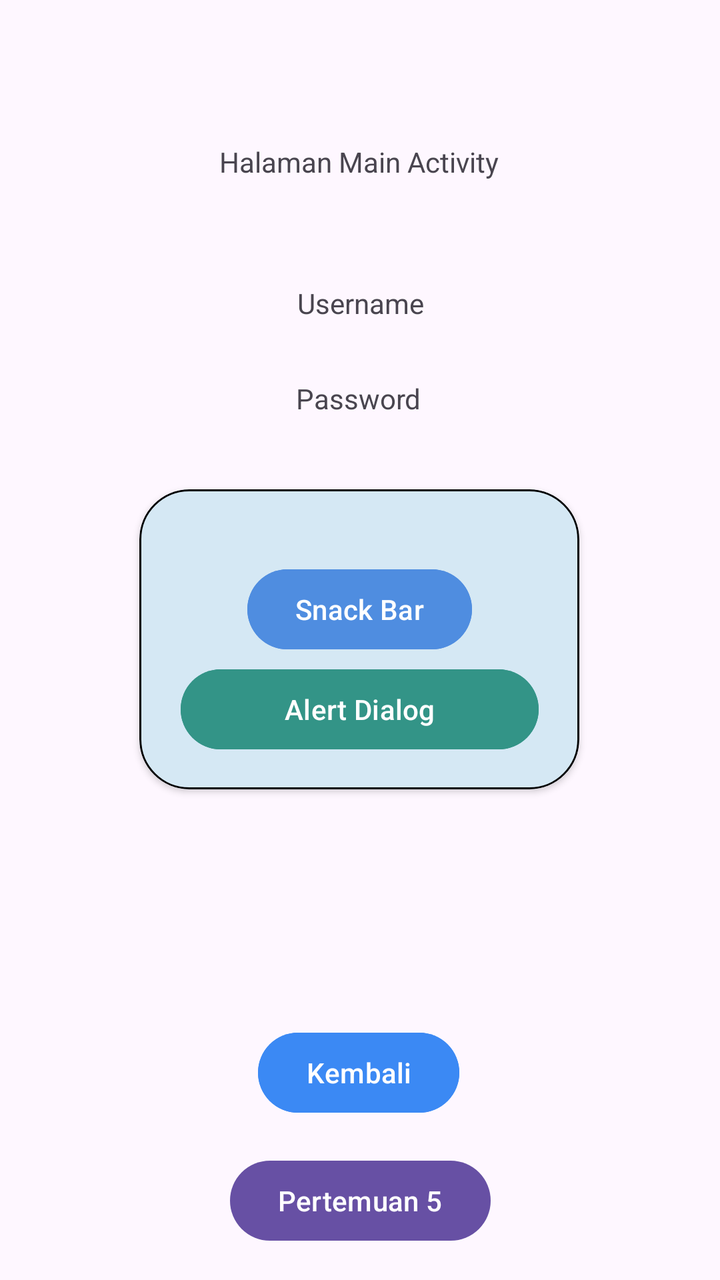
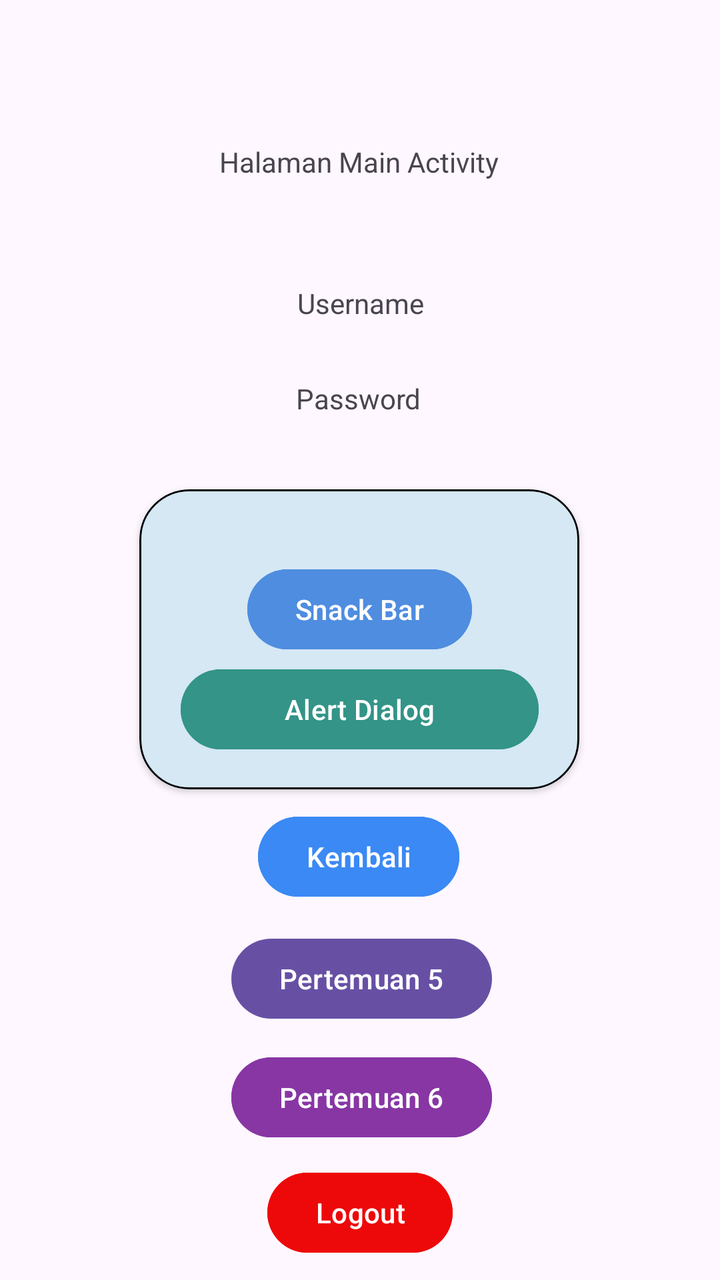

The first picture is an Android layout as it rendered before a commit; the second is the same layout after the commit. The layout source and the unified diff follow.
<!-- AndroidManifest.xml: application theme Theme.Rizky3TIB -->
<!-- res/layout/activity_main.xml -->
<?xml version="1.0" encoding="utf-8"?>
<androidx.constraintlayout.widget.ConstraintLayout xmlns:android="http://schemas.android.com/apk/res/android"
    xmlns:app="http://schemas.android.com/apk/res-auto"
    xmlns:tools="http://schemas.android.com/tools"
    android:id="@+id/main"
    android:layout_width="match_parent"
    android:layout_height="match_parent"
    tools:context=".MainActivity">


    <TextView
        android:id="@+id/txtUsername"
        android:layout_width="wrap_content"
        android:layout_height="wrap_content"
        android:layout_marginBottom="24dp"
        android:text="Username"
        app:layout_constraintBottom_toTopOf="@+id/txtPassword"
        app:layout_constraintEnd_toEndOf="parent"
        app:layout_constraintHorizontal_bias="0.501"
        app:layout_constraintStart_toStartOf="parent"
        app:layout_constraintTop_toBottomOf="@+id/txtJudulHalaman"
        app:layout_constraintVertical_bias="0.916" />

    <TextView
        android:id="@+id/txtPassword"
        android:layout_width="wrap_content"
        android:layout_height="wrap_content"
        android:layout_marginBottom="36dp"
        android:text="Password"
        app:layout_constraintBottom_toTopOf="@+id/materialCardView"
        app:layout_constraintEnd_toEndOf="parent"
        app:layout_constraintHorizontal_bias="0.498"
        app:layout_constraintStart_toStartOf="parent" />

    <TextView
        android:id="@+id/txtJudulHalaman"
        android:layout_width="wrap_content"
        android:layout_height="wrap_content"
        android:text="Halaman Main Activity"
        app:layout_constraintBottom_toBottomOf="parent"
        app:layout_constraintEnd_toEndOf="parent"
        app:layout_constraintHorizontal_bias="0.498"
        app:layout_constraintStart_toStartOf="parent"
        app:layout_constraintTop_toTopOf="parent"
        app:layout_constraintVertical_bias="0.115" />

    <Button
        android:id="@+id/btnKembali"
        android:layout_width="wrap_content"
        android:layout_height="wrap_content"
        android:text="Kembali"
        android:backgroundTint="#3B89F4"
        app:layout_constraintBottom_toBottomOf="parent"
        app:layout_constraintEnd_toEndOf="parent"
        app:layout_constraintHorizontal_bias="0.498"
        app:layout_constraintStart_toStartOf="parent"
        app:layout_constraintTop_toBottomOf="@+id/materialCardView"
        app:layout_constraintVertical_bias="0.596" />

    <com.google.android.material.card.MaterialCardView
        android:id="@+id/materialCardView"
        android:layout_width="220dp"
        android:layout_height="150dp"

        app:cardBackgroundColor="#D5E8F4"
        app:strokeColor="@color/black"
        app:strokeWidth="1dp"
        app:cardCornerRadius="25dp"
        app:cardElevation="2dp"

        app:layout_constraintBottom_toBottomOf="parent"
        app:layout_constraintEnd_toEndOf="parent"
        app:layout_constraintHorizontal_bias="0.497"
        app:layout_constraintStart_toStartOf="parent"
        app:layout_constraintTop_toTopOf="parent"
        app:layout_constraintVertical_bias="0.499">



        <androidx.constraintlayout.widget.ConstraintLayout
            android:layout_width="match_parent"
            android:layout_height="match_parent"
            android:layout_margin="10dp">

            <Button
                android:id="@+id/btnAlertDialog"
                android:layout_width="179dp"
                android:layout_height="wrap_content"
                android:backgroundTint="#339487"
                android:text="Alert Dialog"
                app:layout_constraintBottom_toBottomOf="parent"
                app:layout_constraintEnd_toEndOf="parent"
                app:layout_constraintHorizontal_bias="0.512"
                app:layout_constraintStart_toStartOf="parent"
                app:layout_constraintTop_toBottomOf="@+id/btnSnackBar"
                app:layout_constraintVertical_bias="0.231" />

            <Button
                android:id="@+id/btnSnackBar"
                android:layout_width="wrap_content"
                android:layout_height="wrap_content"
                android:backgroundTint="@color/btn_primary"
                android:text="Snack Bar"
                app:layout_constraintBottom_toBottomOf="parent"
                app:layout_constraintEnd_toEndOf="parent"
                app:layout_constraintStart_toStartOf="parent"
                app:layout_constraintTop_toTopOf="parent"
                app:layout_constraintVertical_bias="0.319" />
        </androidx.constraintlayout.widget.ConstraintLayout>

    </com.google.android.material.card.MaterialCardView>

    <Button
        android:id="@+id/btnToLima"
        android:layout_width="wrap_content"
        android:layout_height="wrap_content"
        android:text="Pertemuan 5"
        app:layout_constraintBottom_toBottomOf="parent"
        app:layout_constraintEnd_toEndOf="parent"
        app:layout_constraintStart_toStartOf="parent"
        app:layout_constraintTop_toBottomOf="@+id/btnKembali" />

</androidx.constraintlayout.widget.ConstraintLayout>
<!-- resources referenced by this layout -->
<resources>
  <color name="black">#FF000000</color>
  <color name="btn_primary">#4F8DE0</color>
  <style name="Theme.Rizky3TIB" parent="Base.Theme.Rizky3TIB" />
  <style name="Base.Theme.Rizky3TIB" parent="Theme.Material3.DayNight.NoActionBar">
          
          
      </style>
</resources>

<!-- the commit's change to res/layout/activity_main.xml (unified diff, before → after) -->
@@ -48,14 +48,14 @@
         android:id="@+id/btnKembali"
         android:layout_width="wrap_content"
         android:layout_height="wrap_content"
+        android:backgroundTint="#3B89F4"
         android:text="Kembali"
-        android:backgroundTint="#3B89F4"
         app:layout_constraintBottom_toBottomOf="parent"
         app:layout_constraintEnd_toEndOf="parent"
         app:layout_constraintHorizontal_bias="0.498"
         app:layout_constraintStart_toStartOf="parent"
         app:layout_constraintTop_toBottomOf="@+id/materialCardView"
-        app:layout_constraintVertical_bias="0.596" />
+        app:layout_constraintVertical_bias="0.049" />
 
     <com.google.android.material.card.MaterialCardView
         android:id="@+id/materialCardView"
@@ -117,7 +117,33 @@
         android:text="Pertemuan 5"
         app:layout_constraintBottom_toBottomOf="parent"
         app:layout_constraintEnd_toEndOf="parent"
+        app:layout_constraintHorizontal_bias="0.503"
         app:layout_constraintStart_toStartOf="parent"
-        app:layout_constraintTop_toBottomOf="@+id/btnKembali" />
+        app:layout_constraintTop_toBottomOf="@+id/btnKembali"
+        app:layout_constraintVertical_bias="0.092" />
+
+    <Button
+        android:id="@+id/btnToSix"
+        android:layout_width="wrap_content"
+        android:layout_height="wrap_content"
+        android:backgroundTint="#8736A4"
+        android:text="Pertemuan 6"
+        app:layout_constraintBottom_toBottomOf="parent"
+        app:layout_constraintEnd_toEndOf="parent"
+        app:layout_constraintHorizontal_bias="0.503"
+        app:layout_constraintStart_toStartOf="parent"
+        app:layout_constraintTop_toBottomOf="@+id/btnToLima"
+        app:layout_constraintVertical_bias="0.144" />
+
+    <Button
+        android:id="@+id/btnLogout"
+        android:layout_width="wrap_content"
+        android:layout_height="wrap_content"
+        android:backgroundTint="#ED0909"
+        android:text="Logout"
+        app:layout_constraintBottom_toBottomOf="parent"
+        app:layout_constraintEnd_toEndOf="parent"
+        app:layout_constraintStart_toStartOf="parent"
+        app:layout_constraintTop_toBottomOf="@+id/btnToSix" />
 
 </androidx.constraintlayout.widget.ConstraintLayout>
